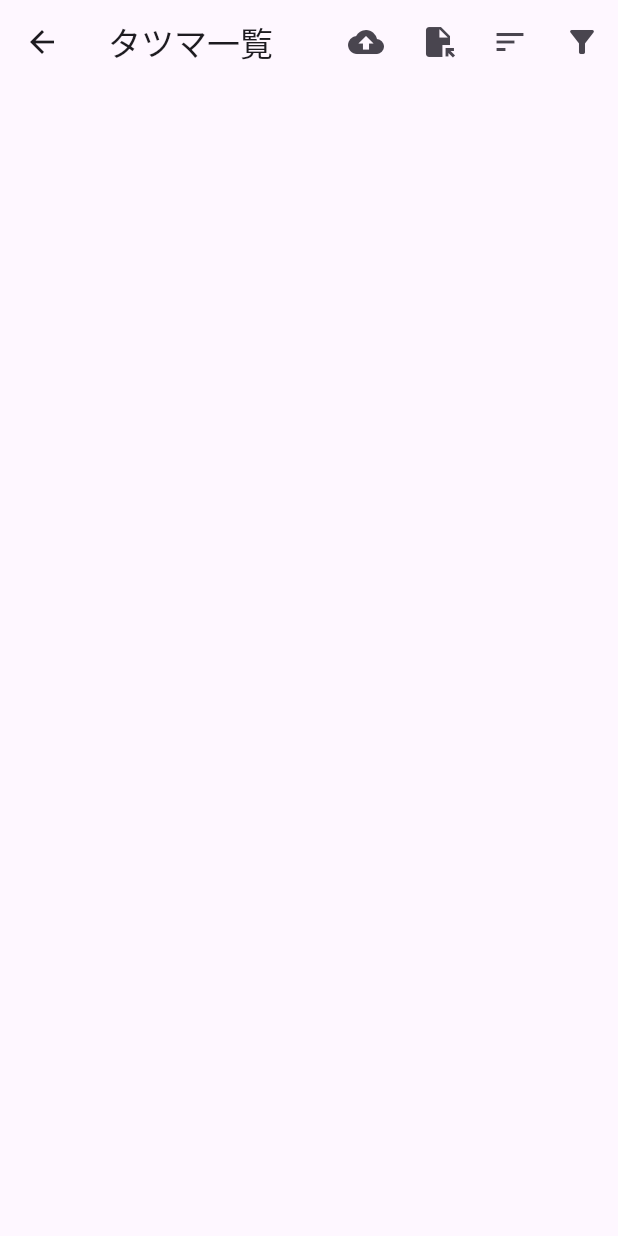
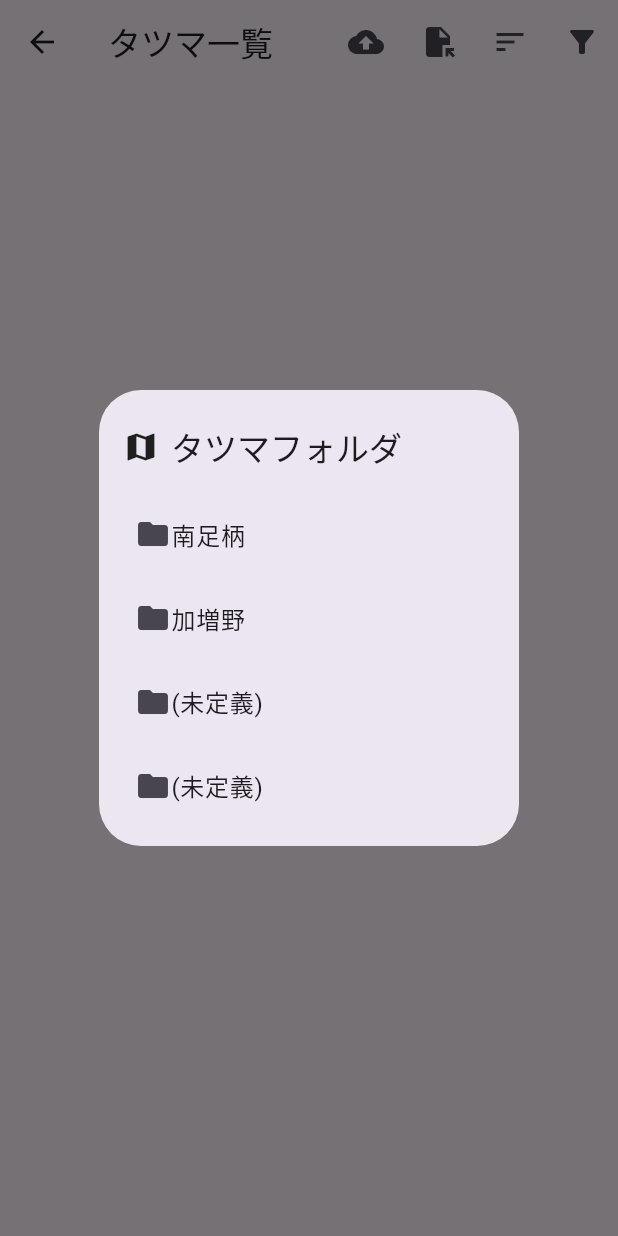
Before and after one commit to frchick/tatsumao, a Flutter app: the TatsumasPage screen opened directly, after a tap on the "file open" icon, on a phone screen of 412 x 824 dp. Run offline on Flutter 3.47's test engine with Material 3 defaults, Android fonts, the phone set to English and light mode, and no system bars; our stand-ins replace after_layout, cloud_firestore, firebase_core, firebase_storage, flutter_map, google_fonts and 2 more; missing offline and left inert: dart:html, file_selector, positioned_tap_detector_2; accounts and stored records are empty; Roboto replaces fonts that are missing (Kosugi Maru); statements that could not run were skipped.

Commit message:
タツマGPXを読み込むスロット(地域)を指定できるように

```diff
--- a/lib/tatsumas.dart
+++ b/lib/tatsumas.dart
@@ -869,19 +869,20 @@ class TatsumasPageState extends State<TatsumasPage>
   // GPXからのタツマ読み込み処理
   Future<bool> readTatsumaFromGPXSub(BuildContext context) async
   {
+    // GPXファイルのスロット選択
+    final int? gpxSlot = await chooseGpxSlotDialog(context);
+    if(gpxSlot == null) return false;
+
     // .pgx ファイルを選択して開く
-    final XTypeGroup typeGroup = XTypeGroup(
-      label: 'gpx',
-      extensions: ['gpx'],
-    );
-    final XFile? file = await openFile(acceptedTypeGroups: [typeGroup]);
+    final typeGroups = [
+      const XTypeGroup(label: 'gpx', extensions: ['gpx']),
+    ];
+    final XFile? file = await openFile(acceptedTypeGroups: typeGroups);
     if (file == null) return false;
 
     // ファイル読み込み
     final String fileContent = await file.readAsString();
 
-    //!!!! UIから指定できるようにする！
-    final gpxSlot = 0;
     // XMLパース
     final Map<String,List<TatsumaData>>? res = readTatsumaFromGPX(fileContent, gpxSlot);
     if(res == null) return false;
@@ -906,6 +907,41 @@ class TatsumasPageState extends State<TatsumasPage>
     final bool changed = (0 < addCount) || (0 < removeCount);
     return changed;
   }
+}
+
+//----------------------------------------------------------------------------
+// GPXファイルのスロット選択ダイアログ
+Future<int?> chooseGpxSlotDialog(BuildContext context) async
+{
+  List<Widget> slots = [];
+  const slotNames = [ "南足柄", "加増野", "(未定義)", "(未定義)" ];
+  for(int i = 0; i < slotNames.length; i++){
+    slots.add(ListTile(
+      contentPadding: const EdgeInsets.symmetric(horizontal: 24.0),
+      leading: const Icon(Icons.folder),
+      horizontalTitleGap: 0,
+      title: Text(slotNames[i]),
+      onTap: (){
+        Navigator.pop(context, i);
+      },
+    ));
+  }
+
+  return showDialog<int>(
+    context: context,
+    builder: (BuildContext context) {
+      return SimpleDialog(
+        title: const Row(children:[
+          Icon(Icons.map),
+          SizedBox(width: 8),
+          Text("タツマフォルダ"),
+        ]),
+        titlePadding: const EdgeInsets.fromLTRB(16.0, 24.0, 16.0, 16.0),
+        contentPadding: const EdgeInsets.fromLTRB(0.0, 0.0, 0.0, 12.0),
+        children: slots
+      );
+    },
+  );
 }
 
 //----------------------------------------------------------------------------
```
